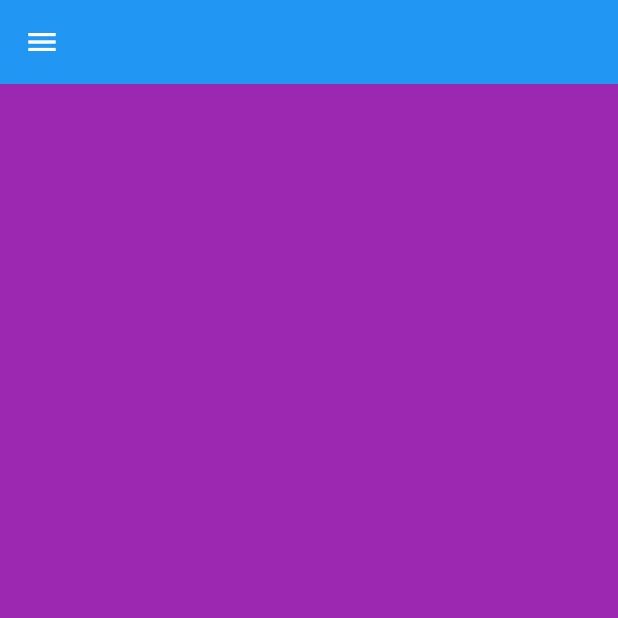
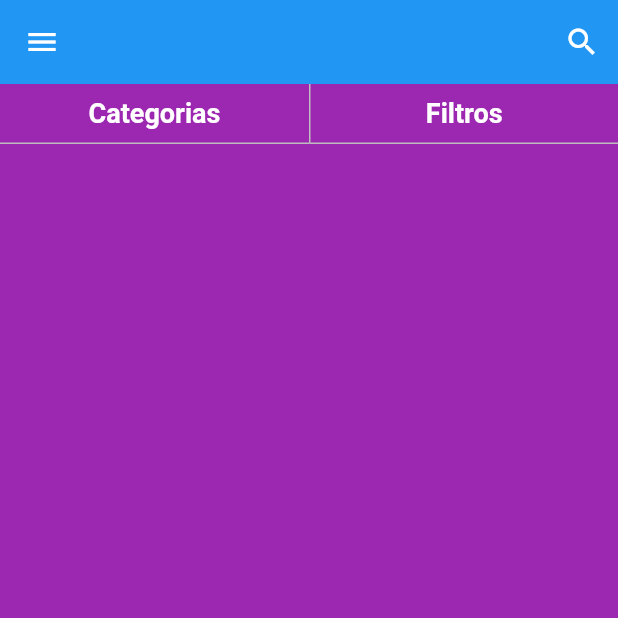
Before and after one commit to Moura14/Olx_clone, a Flutter app: the screen it shows after launch, on a phone screen of 412 x 824 dp, the top half of it. Run offline on Flutter 3.47's test engine with Material 2 defaults, Android fonts, the phone set to English and light mode, and no system bars; our stand-ins replace brasil_fields, dio, flutter_mobx, get_it, image_cropper, image_picker and 4 more; accounts and stored records are empty; generated files the repository leaves out were written again; network calls fail; statements that could not run were skipped.

Commit message:
Criação de campo de pesquisa

```diff
--- a/lib/main.dart
+++ b/lib/main.dart
@@ -6,6 +6,7 @@ import 'package:olx_mobx/repositories/ibge_repository.dart';
 import 'package:olx_mobx/screens/base/base_screen.dart';
 import 'package:olx_mobx/screens/category/category_screens.dart';
 import 'package:olx_mobx/stores/category_store.dart';
+import 'package:olx_mobx/stores/home_stores.dart';
 import 'package:olx_mobx/stores/page_store.dart';
 import 'package:olx_mobx/stores/user_menage_stores.dart';
 import 'package:parse_server_sdk_flutter/parse_server_sdk.dart';
@@ -19,6 +20,7 @@ void main() async {
 
 void setupLocators() {
   GetIt.I.registerSingleton(PageStore());
+  GetIt.I.registerSingleton(HomeStore());
   GetIt.I.registerSingleton(UserMenageStore());
   GetIt.I.registerSingleton(CategoryStore());
 }
--- a/lib/repositories/add_repository.dart
+++ b/lib/repositories/add_repository.dart
@@ -7,7 +7,7 @@ import 'package:parse_server_sdk_flutter/parse_server_sdk.dart';
 import 'package:path/path.dart' as path;
 
 class AdRepository {
-  Future<Ad> save(Ad ad) async {
+  Future<void> save(Ad ad) async {
     try {
       final parseImages = await saveImages(ad.images);
 
@@ -41,9 +41,7 @@ class AdRepository {
           ParseObject(keyCategoryTable)..set(keyCategoryId, ad.category.id));
 
       final response = await adObject.save();
-      if (response.success) {
-        return Ad.fromParse(response.result);
-      } else {
+      if (!response.success) {
         return Future.error(ParseErrors.getDescription(response.error.code));
       }
     } catch (e) {
--- a/lib/screens/create/create_screens.dart
+++ b/lib/screens/create/create_screens.dart
@@ -27,7 +27,7 @@ class _CreateScreensState extends State<CreateScreens> {
   void initState() {
     // TODO: implement initState
     super.initState();
-    when((_) => createStores.savedAd != null, () {
+    when((_) => createStores.savedAd, () {
       GetIt.I<PageStore>().setPage(0);
     });
   }
--- /dev/null
+++ b/lib/screens/home/components/bar_buttons.dart
@@ -0,0 +1,29 @@
+import 'package:flutter/material.dart';
+
+class BarButton extends StatelessWidget {
+  //const BarButton({Key key}) : super(key: key);
+
+  BarButton({this.label, this.decoration, this.onTap});
+
+  final String label;
+  final BoxDecoration decoration;
+  final VoidCallback onTap;
+
+  @override
+  Widget build(BuildContext context) {
+    return Expanded(
+        child: InkWell(
+      onTap: onTap,
+      child: Container(
+        height: 40,
+        alignment: Alignment.center,
+        decoration: decoration,
+        child: Text(
+          label,
+          style: TextStyle(
+              color: Colors.white, fontSize: 18, fontWeight: FontWeight.w600),
+        ),
+      ),
+    ));
+  }
+}
--- /dev/null
+++ b/lib/screens/home/components/top_bar.dart
@@ -0,0 +1,26 @@
+import 'package:flutter/material.dart';
+import 'package:olx_mobx/screens/home/components/bar_buttons.dart';
+
+class TopBar extends StatelessWidget {
+  const TopBar({Key key}) : super(key: key);
+
+  @override
+  Widget build(BuildContext context) {
+    return Row(
+      children: [
+        BarButton(
+          label: "Categorias",
+          decoration: BoxDecoration(
+              border: Border(bottom: BorderSide(color: Colors.grey[400]))),
+        ),
+        BarButton(
+          label: "Filtros",
+          decoration: BoxDecoration(
+              border: Border(
+                  bottom: BorderSide(color: Colors.grey[400]),
+                  left: BorderSide(color: Colors.grey[400]))),
+        )
+      ],
+    );
+  }
+}
--- a/lib/screens/home/home_screen.dart
+++ b/lib/screens/home/home_screen.dart
@@ -1,15 +1,65 @@
 import 'package:flutter/material.dart';
+import 'package:flutter_mobx/flutter_mobx.dart';
+import 'package:get_it/get_it.dart';
 import 'package:olx_mobx/components/drawer/custom_drawer.dart';
+import 'package:olx_mobx/screens/home/components/search_dialog.dart';
+import 'package:olx_mobx/screens/home/components/top_bar.dart';
+import 'package:olx_mobx/stores/home_stores.dart';
 
 class HomeScreen extends StatelessWidget {
-  const HomeScreen({Key key}) : super(key: key);
+  final HomeStore homeStore = GetIt.I<HomeStore>();
+  //const HomeScreen({Key key}) : super(key: key);
+
+  openSearch(BuildContext context) async {
+    final search = await showDialog(
+        context: context,
+        builder: (_) => SearchDialog(
+              currentSearch: homeStore.search,
+            ));
+
+    if (search != null) homeStore.setSearch(search);
+  }
 
   @override
   Widget build(BuildContext context) {
     return SafeArea(
         child: Scaffold(
-      drawer: CustomDrawer(),
-      appBar: AppBar(),
-    ));
+            drawer: CustomDrawer(),
+            appBar: AppBar(
+                title: Observer(builder: (_) {
+                  if (homeStore.search.isEmpty) return Container();
+                  return GestureDetector(
+                    onTap: () => openSearch(context),
+                    child: LayoutBuilder(
+                      builder: (_, constrains) {
+                        return Container(
+                            width: constrains.biggest.width,
+                            child: Text(homeStore.search));
+                      },
+                    ),
+                  );
+                }),
+                actions: [
+                  Observer(builder: (_) {
+                    if (homeStore.search.isEmpty)
+                      return IconButton(
+                        icon: Icon(Icons.search),
+                        onPressed: () {
+                          openSearch(context);
+                        },
+                      );
+                    return IconButton(
+                      icon: Icon(Icons.close),
+                      onPressed: () {
+                        homeStore.setSearch('');
+                      },
+                    );
+                  })
+                ]),
+            body: Column(
+              children: [
+                TopBar(),
+              ],
+            )));
   }
 }
--- a/lib/stores/create_stores.dart
+++ b/lib/stores/create_stores.dart
@@ -138,7 +138,7 @@ abstract class _CreateStoresBase with Store {
   String error;
 
   @observable
-  Ad savedAd;
+  bool savedAd = false;
 
   @action
   Future<void> _send() async {
@@ -153,7 +153,8 @@ abstract class _CreateStoresBase with Store {
 
     loading = true;
     try {
-      savedAd = await AdRepository().save(ad);
+      await AdRepository().save(ad);
+      savedAd = true;
     } catch (e) {
       error = e;
     }
```
Also changed, not shown: lib/screens/home/components/search_dialog.dart (added, +46 -0 lines), lib/stores/home_stores.dart (added, +12 -0 lines), lib/stores/create_stores.g.dart, lib/stores/home_stores.g.dart (added).
